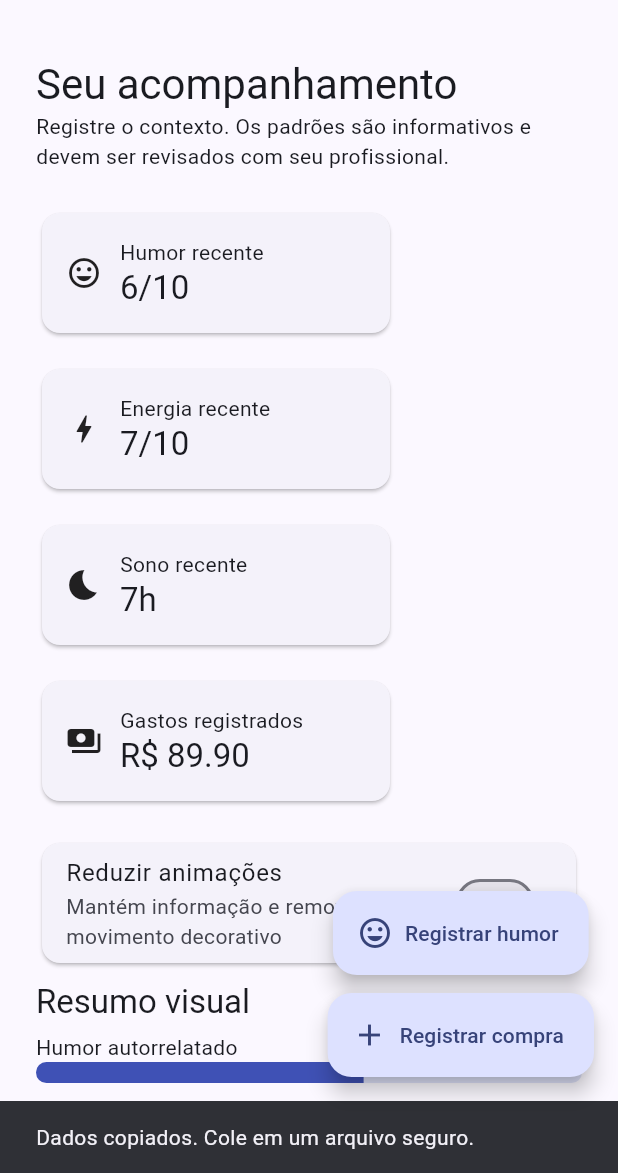
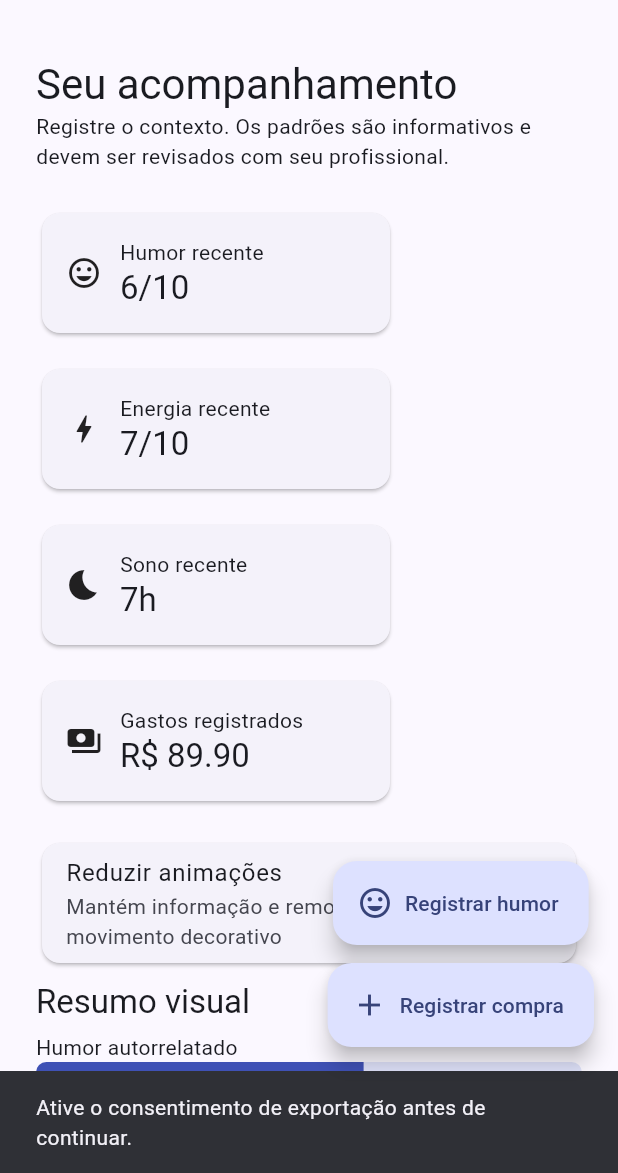
Before and after one commit to AloisioMagalhaes/bipolar-mood-spending-tracker, a Flutter app: the screen it shows after launch, after a tap on the "download" icon, on a phone screen of 412 x 824 dp, the part 63-1236 px from its top. Run offline on Flutter 3.47's test engine with Material 3 defaults, Android fonts, the phone set to English and light mode, and no system bars; our stand-ins replace shared_preferences.

Commit message:
feat(privacy): implement granular revocable consent

```diff
--- a/lib/main.dart
+++ b/lib/main.dart
@@ -30,19 +30,20 @@ class DashboardPage extends StatefulWidget {
 
 class _DashboardPageState extends State<DashboardPage> {
   final moods = <MoodEntry>[const MoodEntry(mood: 6, energy: 7, sleep: 7)];
-  bool consentActive = true;
+  final consent = <String, bool>{'mood': true, 'spending': true, 'link': false, 'export': false};
   ProfessionalLink? professionalLink;
   bool reduceMotion = false;
   final _stateReady = Completer<void>();
   @override void initState() { super.initState(); _loadState(); }
-  Future<void> _loadState() async { try { if (kIsWeb) { _stateReady.complete(); return; } final prefs = await SharedPreferences.getInstance(); final raw = prefs.getStringList('spending_entries') ?? []; final loaded = <SpendingEntry>[]; for (final value in raw) { try { loaded.add(SpendingEntry.fromJson(jsonDecode(value) as Map<String, dynamic>)); } catch (_) {} } if (mounted) setState(() { consentActive = prefs.getBool('consent_active') ?? true; if (loaded.isNotEmpty) spending..clear()..addAll(loaded); }); } finally { if (!_stateReady.isCompleted) _stateReady.complete(); } }
-  Future<void> _setConsent(bool value) async { final prefs = await SharedPreferences.getInstance(); await prefs.setBool('consent_active', value); if (mounted) setState(() => consentActive = value); }
+  Future<void> _loadState() async { try { if (kIsWeb) { _stateReady.complete(); return; } final prefs = await SharedPreferences.getInstance(); final raw = prefs.getStringList('spending_entries') ?? []; final loaded = <SpendingEntry>[]; for (final value in raw) { try { loaded.add(SpendingEntry.fromJson(jsonDecode(value) as Map<String, dynamic>)); } catch (_) {} } if (mounted) setState(() { for (final key in consent.keys) { consent[key] = prefs.getBool('consent_$key') ?? consent[key]!; } if (loaded.isNotEmpty) spending..clear()..addAll(loaded); }); } finally { if (!_stateReady.isCompleted) _stateReady.complete(); } }
+  Future<void> _setConsent(String key, bool value) async { if (kIsWeb) { setState(() => consent[key] = value); return; } final prefs = await SharedPreferences.getInstance(); await prefs.setBool('consent_$key', value); if (mounted) setState(() => consent[key] = value); }
   Future<bool> _saveSpending() async { if (kIsWeb) return false; final prefs = await SharedPreferences.getInstance(); return prefs.setStringList('spending_entries', spending.map((e) => jsonEncode(e.toJson())).toList()); }
-  Future<void> _exportData() async { final payload = const JsonEncoder.withIndent('  ').convert({'schemaVersion': 1, 'exportedAt': DateTime.now().toIso8601String(), 'spending': spending.map((e) => e.toJson()).toList(), 'mood': moods.map((e) => e.toJson()).toList()}); await Clipboard.setData(ClipboardData(text: payload)); if (mounted) ScaffoldMessenger.of(context).showSnackBar(const SnackBar(content: Text('Dados copiados. Cole em um arquivo seguro.'))); }
-  Future<void> _linkProfessional() async { final code = await showDialog<String>(context: context, builder: (_) => const LinkDialog()); if (code != null && mounted) setState(() => professionalLink = ProfessionalLink(code: code, active: true)); }
+  Future<void> _exportData() async { if (!consent['export']!) { _notice('Ative o consentimento de exportação antes de continuar.'); return; } final payload = const JsonEncoder.withIndent('  ').convert({'schemaVersion': 1, 'exportedAt': DateTime.now().toIso8601String(), 'spending': spending.map((e) => e.toJson()).toList(), 'mood': moods.map((e) => e.toJson()).toList()}); await Clipboard.setData(ClipboardData(text: payload)); if (mounted) _notice('Dados copiados. Cole em um arquivo seguro.'); }
+  void _notice(String text) => ScaffoldMessenger.of(context).showSnackBar(SnackBar(content: Text(text)));
+  Future<void> _linkProfessional() async { if (!consent['link']!) { _notice('Ative o consentimento de vínculo antes de continuar.'); return; } final code = await showDialog<String>(context: context, builder: (_) => const LinkDialog()); if (code != null && mounted) setState(() => professionalLink = ProfessionalLink(code: code, active: true)); }
   final spending = <SpendingEntry>[SpendingEntry(date: DateTime.now(), amount: 89.90, category: 'Alimentação', motive: 'Necessidade planejada', impulsive: false)];
-  Future<void> addSpending() async { await _stateReady.future; if (!mounted) return; final entry = await showDialog<SpendingEntry>(context: context, builder: (_) => const SpendingDialog()); if (entry != null) { setState(() => spending.insert(0, entry)); final saved = await _saveSpending(); if (!mounted) return; if (!saved && !kIsWeb) ScaffoldMessenger.of(context).showSnackBar(const SnackBar(content: Text('Não foi possível persistir o registro.'))); } }
-  Future<void> addMood() async { final entry = await showDialog<MoodEntry>(context: context, builder: (_) => const MoodDialog()); if (entry != null) setState(() => moods.insert(0, entry)); }
+  Future<void> addSpending() async { await _stateReady.future; if (!mounted || !consent['spending']!) { _notice('Ative o consentimento de gastos antes de registrar.'); return; } final entry = await showDialog<SpendingEntry>(context: context, builder: (_) => const SpendingDialog()); if (entry != null) { setState(() => spending.insert(0, entry)); final saved = await _saveSpending(); if (!mounted) return; if (!saved && !kIsWeb) _notice('Não foi possível persistir o registro.'); } }
+  Future<void> addMood() async { if (!consent['mood']!) { _notice('Ative o consentimento de autorrelato antes de registrar.'); return; } final entry = await showDialog<MoodEntry>(context: context, builder: (_) => const MoodDialog()); if (entry != null) setState(() => moods.insert(0, entry)); }
   @override
   Widget build(BuildContext context) => Scaffold(
     appBar: AppBar(title: const Text('MoodLedger'), actions: [IconButton(onPressed: _linkProfessional, tooltip: 'Vincular profissional', icon: const Icon(Icons.people_outline)), IconButton(onPressed: _exportData, tooltip: 'Exportar dados', icon: const Icon(Icons.download)), IconButton(onPressed: () {}, tooltip: 'Privacidade', icon: const Icon(Icons.lock_outline))]),
@@ -56,7 +57,7 @@ class _DashboardPageState extends State<DashboardPage> {
       const SizedBox(height: 8), Text('Resumo visual', style: Theme.of(context).textTheme.titleLarge),
       TrendBar(label: 'Humor autorrelatado', value: moods.first.mood / 10, color: Colors.indigo, animate: !reduceMotion),
       TrendBar(label: 'Energia autorrelatada', value: moods.first.energy / 10, color: Colors.deepOrange.shade700, animate: !reduceMotion),
-      const SizedBox(height: 20), Card(child: SwitchListTile(title: const Text('Compartilhamento consentido'), subtitle: Text(consentActive ? 'Ativo para revisão profissional' : 'Desativado'), value: consentActive, onChanged: _setConsent)),
+      const SizedBox(height: 20), Card(child: Column(children: [const ListTile(title: Text('Consentimentos'), subtitle: Text('Cada finalidade pode ser revogada separadamente.')), ...{'mood': 'Autorrelatos', 'spending': 'Gastos', 'link': 'Vínculo profissional', 'export': 'Exportação JSON'}.entries.map((e) => SwitchListTile(title: Text(e.value), value: consent[e.key]!, onChanged: (v) => _setConsent(e.key, v)))])),
       if (professionalLink != null) Card(child: ListTile(leading: const Icon(Icons.verified_user), title: const Text('Profissional vinculado'), subtitle: Text('Código ${professionalLink!.code} · acesso autorizado'), trailing: TextButton(onPressed: () => setState(() => professionalLink = null), child: const Text('Revogar')))),
       const SizedBox(height: 8), Text('Linha do tempo', style: Theme.of(context).textTheme.titleLarge),
       const Text('Eventos próximos no tempo não provam causalidade.'),
```
Also changed, not shown: 3 other files.
